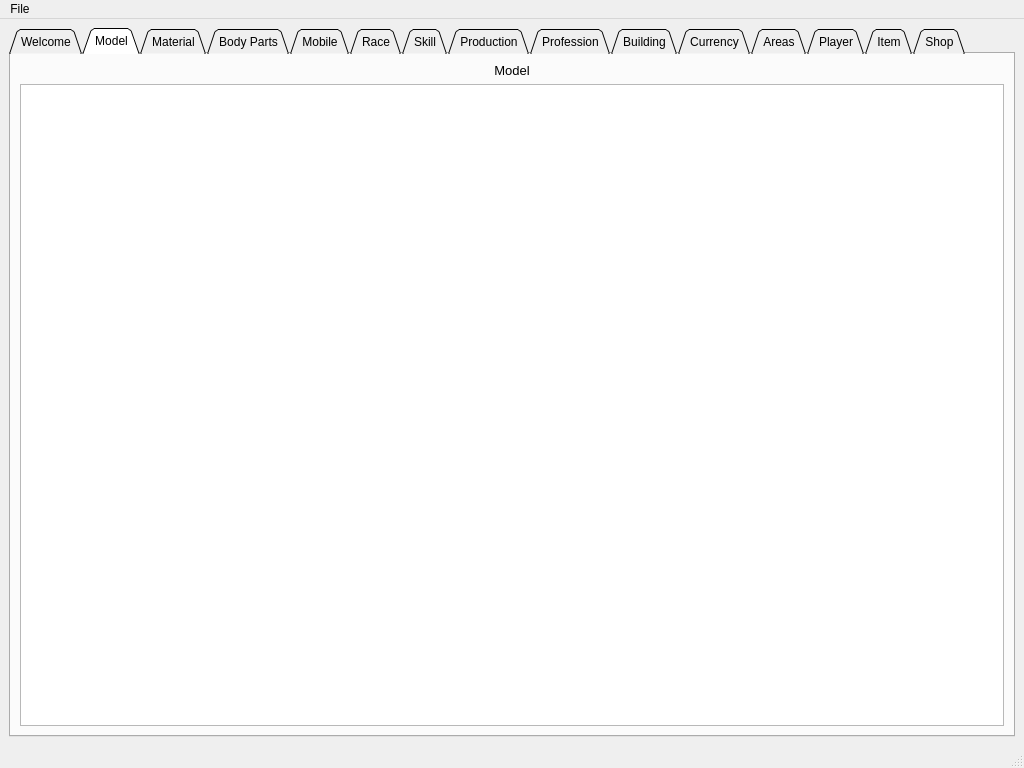
Galfurian/RadMud, file db_editor/radmuddbe.ui: the form before one commit.
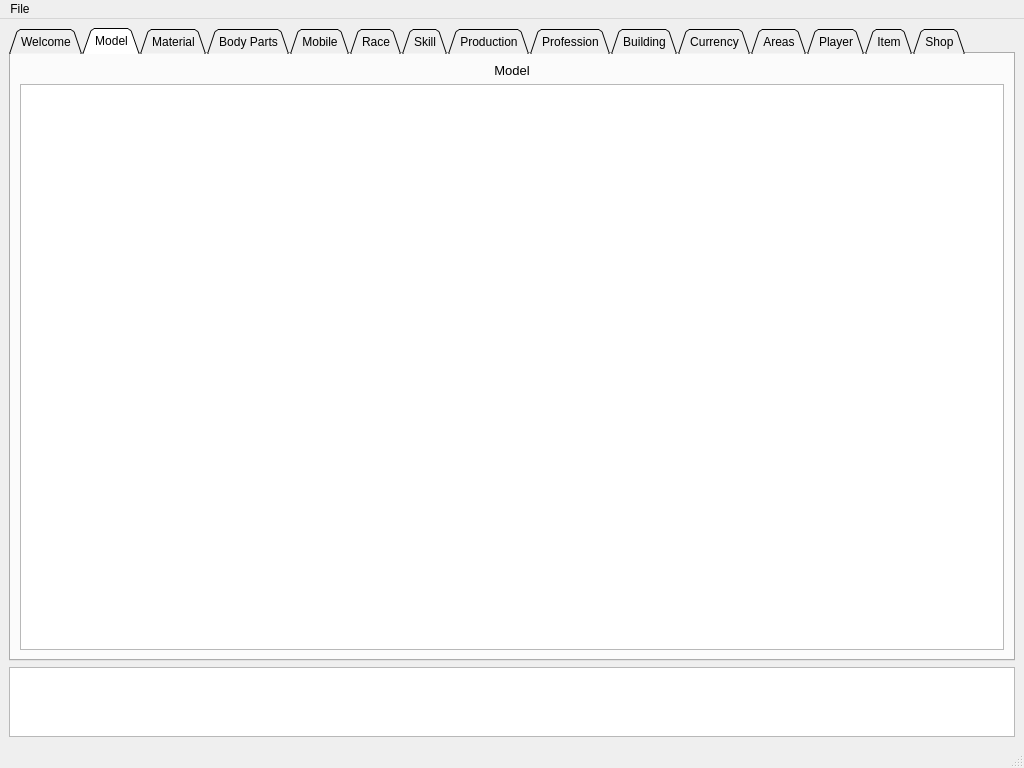
The form after the commit.

```diff
--- a/db_editor/radmuddbe.ui
+++ b/db_editor/radmuddbe.ui
@@ -14,7 +14,7 @@
    <string>RadMud Db Editor</string>
   </property>
   <widget class="QWidget" name="centralwidget">
-   <layout class="QHBoxLayout" name="horizontalLayout_6">
+   <layout class="QVBoxLayout" name="verticalLayout_4" stretch="10,1">
     <item>
      <widget class="QTabWidget" name="tabWidget">
       <property name="tabShape">
@@ -1176,6 +1176,19 @@
       </widget>
      </widget>
     </item>
+    <item>
+     <widget class="QTextEdit" name="log_window">
+      <property name="focusPolicy">
+       <enum>Qt::ClickFocus</enum>
+      </property>
+      <property name="documentTitle">
+       <string>Log</string>
+      </property>
+      <property name="readOnly">
+       <bool>true</bool>
+      </property>
+     </widget>
+    </item>
    </layout>
   </widget>
   <widget class="QStatusBar" name="statusbar">
```
